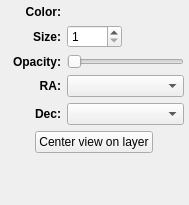
Before: the Qt Designer form glue_wwt/viewer/layer_style_editor.ui in glue-viz/glue-wwt, drawn with Qt 5.
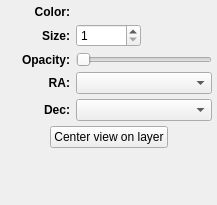
After: the same form once the commit is applied. Custom widgets are drawn as their Qt base class.

Commit message: Make sure that if coordinates or visibility change, we re-draw all the layers

Diff of the .ui file:
```diff
--- a/glue_wwt/viewer/layer_style_editor.ui
+++ b/glue_wwt/viewer/layer_style_editor.ui
@@ -6,7 +6,7 @@
    <rect>
     <x>0</x>
     <y>0</y>
-    <width>189</width>
+    <width>217</width>
     <height>205</height>
    </rect>
   </property>
@@ -14,6 +14,9 @@
    <string>Form</string>
   </property>
   <layout class="QGridLayout" name="gridLayout">
+   <property name="verticalSpacing">
+    <number>5</number>
+   </property>
    <property name="margin">
     <number>5</number>
    </property>
```
Left out of the diff: 104 changed lines with no effect on the pictures. The commit also changes 1 other file.
